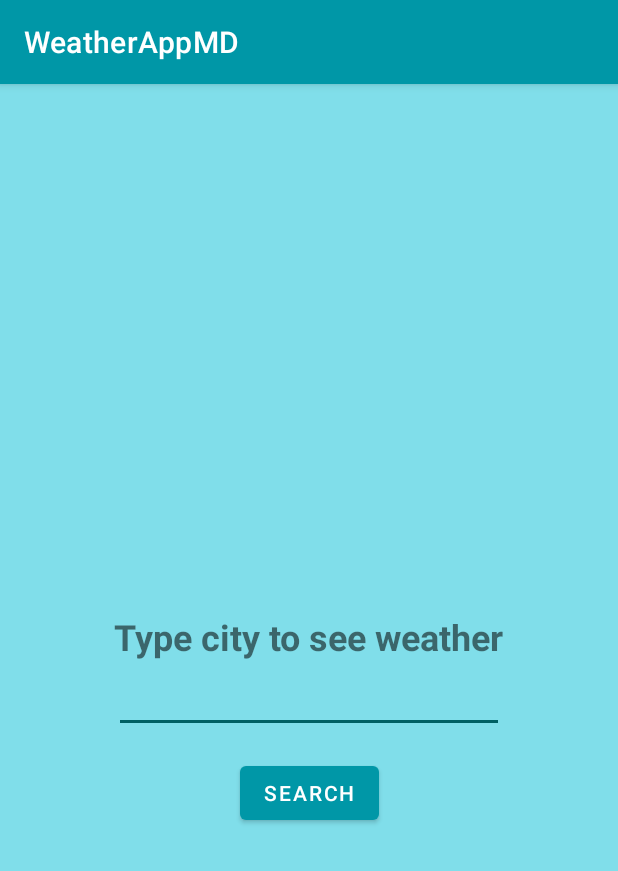
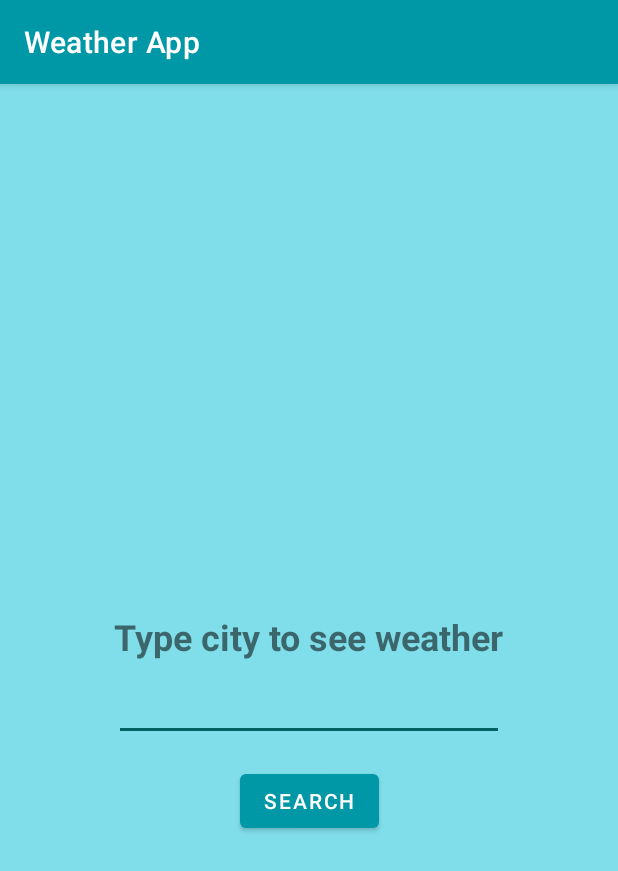
Before and after one commit to MrFreesher/weatherapp, an Android app: the screen it shows after launch (MainActivity), on a phone screen of 412 x 824 dp. Shown: the top 871 px of the screen. Run offline under Robolectric (Android 15) with nearby library versions, the phone set to English and light mode, and no system bars; 6 statements that could not run were skipped.

Commit message:
Add transition between search and details plus some of information to details as arguments

```diff
--- a/app/src/main/java/com/freesher/weatherappmd/network/WeatherApi.kt
+++ b/app/src/main/java/com/freesher/weatherappmd/network/WeatherApi.kt
@@ -11,7 +11,7 @@ import retrofit2.http.Query
 
 interface WeatherApi {
     @GET("weather")
-    suspend fun getWeather(@Query("q") city: String) : Weather
+    suspend fun getWeather(@Query("q") city: String,@Query("units") units:String="metric") : Weather
 
     companion object{
         operator fun invoke():WeatherApi{
--- a/app/src/main/java/com/freesher/weatherappmd/search/SearchFragment.kt
+++ b/app/src/main/java/com/freesher/weatherappmd/search/SearchFragment.kt
@@ -8,6 +8,7 @@ import android.view.ViewGroup
 import androidx.fragment.app.Fragment
 import androidx.lifecycle.Observer
 import androidx.lifecycle.ViewModelProvider
+import com.freesher.weatherappmd.MainActivity
 import com.freesher.weatherappmd.R
 import com.freesher.weatherappmd.network.WeatherApi
 import com.freesher.weatherappmd.network.WeatherRepository
@@ -42,6 +43,7 @@ class SearchFragment : Fragment() {
                 bundle.putDouble("pressure",it.weatherDetails.pressure)
                 bundle.putString("sunriseTime",it.sunDetails.sunriseDate)
                 bundle.putString("sunsetTime",it.sunDetails.sunsetDate)
+                bundle.putString("city",it.city)
 
 
 
@@ -69,7 +71,10 @@ class SearchFragment : Fragment() {
         inflater: LayoutInflater, container: ViewGroup?,
         savedInstanceState: Bundle?
     ): View? {
-
+        val activity = activity as MainActivity
+        activity.supportActionBar?.title = "Weather App"
+        activity.supportActionBar?.setDisplayHomeAsUpEnabled(false)
+        activity.supportActionBar?.setDisplayShowHomeEnabled(false)
         // Inflate the layout for this fragment
         return inflater.inflate(R.layout.fragment_search, container, false)
     }
--- a/app/src/main/java/com/freesher/weatherappmd/utils/FragmentCommunication.kt
+++ b/app/src/main/java/com/freesher/weatherappmd/utils/FragmentCommunication.kt
@@ -4,4 +4,7 @@ import android.os.Bundle
 
 interface FragmentCommunication {
     fun replaceFragment(type:String,arguments: Bundle?)
+    fun onPopBackstack()
+
+
 }
--- a/app/src/main/res/layout/fragment_search.xml
+++ b/app/src/main/res/layout/fragment_search.xml
@@ -25,6 +25,7 @@
         android:layout_width="0dp"
         android:layout_height="wrap_content"
         android:layout_marginTop="8dp"
+        android:textSize="18sp"
         android:backgroundTint="@color/colorPrimaryDark"
         app:layout_constraintEnd_toEndOf="@+id/cityLabel"
         app:layout_constraintStart_toStartOf="@+id/cityLabel"
--- a/app/src/main/res/layout/grid.xml
+++ b/app/src/main/res/layout/grid.xml
@@ -23,7 +23,7 @@
             android:layout_width="match_parent"
             android:layout_height="match_parent"
             android:weightSum="5"
-
+            android:layout_gravity="center_vertical"
             android:orientation="vertical">
 
             <TextView
```
Also changed, not shown: app/src/main/java/com/freesher/weatherappmd/MainActivity.kt (+13 -0 lines), app/src/main/java/com/freesher/weatherappmd/details/DetailsFragment.kt (+21 -7 lines), app/src/main/java/com/freesher/weatherappmd/utils/Utils.kt (+7 -1 lines), app/src/main/res/layout/fragment_details.xml (+9 -3 lines).
